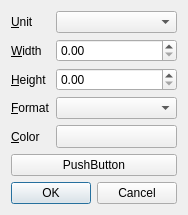
Old version of the form sources/Forms/resizescenedialog.ui in the repository jose94752/ClipEdit.
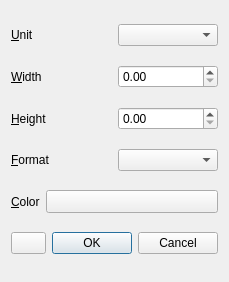
New version of the form. Icons and pictures are not drawn. Custom widgets are drawn as their Qt base class.

```diff
--- a/sources/Forms/resizescenedialog.ui
+++ b/sources/Forms/resizescenedialog.ui
@@ -6,17 +6,19 @@
    <rect>
     <x>0</x>
     <y>0</y>
-    <width>174</width>
-    <height>204</height>
+    <width>216</width>
+    <height>282</height>
    </rect>
   </property>
   <property name="windowTitle">
    <string>Resize scene</string>
   </property>
+  <layout class="QHBoxLayout" name="horizontalLayout_7">
+   <item>
   <layout class="QVBoxLayout" name="verticalLayout">
    <item>
-    <layout class="QFormLayout" name="formLayout">
-     <item row="0" column="0">
+      <layout class="QHBoxLayout" name="horizontalLayout_2">
+       <item>
       <widget class="QLabel" name="labelUnit">
        <property name="text">
         <string>&amp;Unit</string>
@@ -26,10 +28,14 @@
        </property>
       </widget>
      </item>
-     <item row="0" column="1">
+       <item>
       <widget class="QComboBox" name="comboBoxUnit"/>
      </item>
-     <item row="1" column="0">
+      </layout>
+     </item>
+     <item>
+      <layout class="QHBoxLayout" name="horizontalLayout_3">
+       <item>
       <widget class="QLabel" name="labelWidth">
        <property name="text">
         <string>&amp;Width</string>
@@ -39,14 +45,18 @@
        </property>
       </widget>
      </item>
-     <item row="1" column="1">
+       <item>
       <widget class="QDoubleSpinBox" name="doubleSpinBoxWidth">
        <property name="maximum">
         <double>10000.000000000000000</double>
        </property>
       </widget>
      </item>
-     <item row="2" column="0">
+      </layout>
+     </item>
+     <item>
+      <layout class="QHBoxLayout" name="horizontalLayout_4">
+       <item>
       <widget class="QLabel" name="labelHeight">
        <property name="text">
         <string>&amp;Height</string>
@@ -56,14 +66,18 @@
        </property>
       </widget>
      </item>
-     <item row="2" column="1">
+       <item>
       <widget class="QDoubleSpinBox" name="doubleSpinBoxHeight">
        <property name="maximum">
         <double>10000.000000000000000</double>
        </property>
       </widget>
      </item>
-     <item row="3" column="0">
+      </layout>
+     </item>
+     <item>
+      <layout class="QHBoxLayout" name="horizontalLayout_5">
+       <item>
       <widget class="QLabel" name="label_format">
        <property name="text">
         <string>&amp;Format</string>
@@ -73,10 +87,14 @@
        </property>
       </widget>
      </item>
-     <item row="3" column="1">
+       <item>
       <widget class="QComboBox" name="comboBox_format"/>
      </item>
-     <item row="4" column="0">
+      </layout>
+     </item>
+     <item>
+      <layout class="QHBoxLayout" name="horizontalLayout_6">
+       <item>
       <widget class="QLabel" name="label_color">
        <property name="text">
         <string>&amp;Color</string>
@@ -86,7 +104,7 @@
        </property>
       </widget>
      </item>
-     <item row="4" column="1">
+       <item>
       <widget class="ColorButton" name="colorButton">
        <property name="sizePolicy">
         <sizepolicy hsizetype="Expanding" vsizetype="Fixed">
@@ -102,9 +120,21 @@
     </layout>
    </item>
    <item>
+      <layout class="QHBoxLayout" name="horizontalLayout">
+       <item>
     <widget class="QPushButton" name="pushButtonSaveTheme">
+         <property name="maximumSize">
+          <size>
+           <width>35</width>
+           <height>35</height>
+          </size>
+         </property>
      <property name="text">
-      <string>PushButton</string>
+          <string/>
+         </property>
+         <property name="icon">
+          <iconset resource="../resources/resources.qrc">
+           <normaloff>:/icons/icons/save-theme-icon.png</normaloff>:/icons/icons/save-theme-icon.png</iconset>
      </property>
     </widget>
    </item>
@@ -125,6 +155,10 @@
     </widget>
    </item>
   </layout>
+     </item>
+    </layout>
+   </item>
+  </layout>
  </widget>
  <customwidgets>
   <customwidget>
```
Left out of the diff: 4 changed lines with no effect on the pictures. Lines whose indentation alone changed are shown as unchanged.
